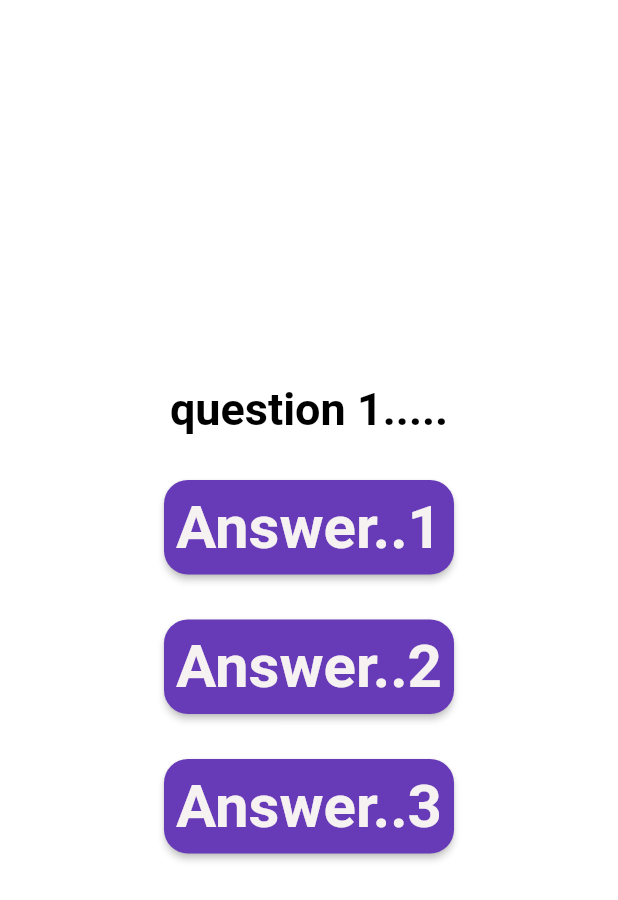
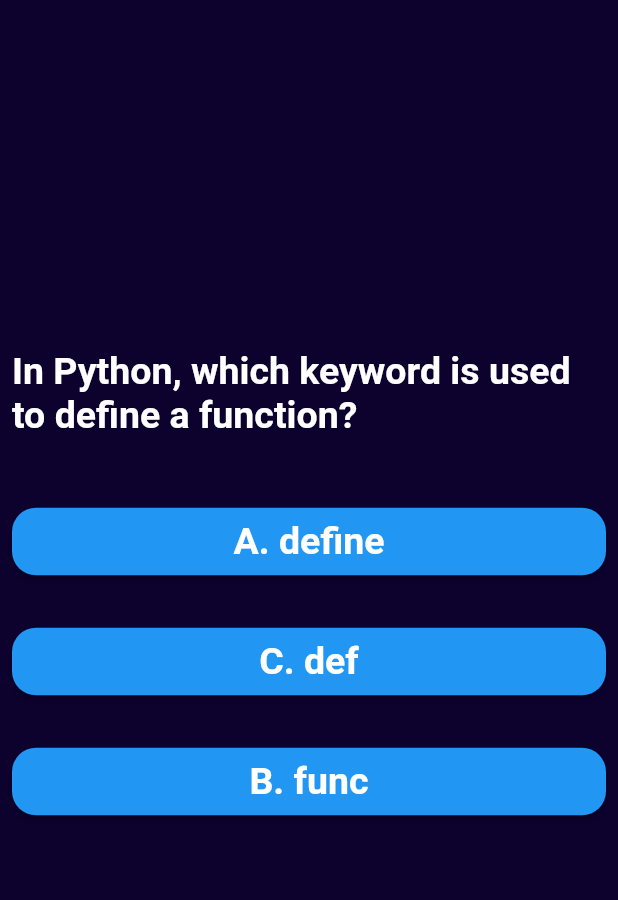
Before and after one commit to eljohnnyy/Quiz_App, a Flutter app: the screen it shows after launch, after a tap on "Start Quiz", on a phone screen of 412 x 824 dp. Shown: the top 900 px of the screen. Run offline on Flutter 3.47's test engine with Material 2 defaults, Android fonts, the phone set to English and light mode, and no system bars.

Commit message:
add shuffled answer

```diff
--- a/lib/data/question.dart
+++ b/lib/data/question.dart
@@ -1,6 +1,6 @@
 import '../models/quizquestion.dart';
 
-List<Question> question = const [
+const List<Question> question =  [
   Question(' What does HTML stand for?', [
     'A. Hyper Text Markup Language',
     'B. Hyperlink and Text Markup Language',
--- a/lib/models/quizquestion.dart
+++ b/lib/models/quizquestion.dart
@@ -4,4 +4,9 @@ class Question{
   final List<String>answers;
 
  const  Question(this.text, this.answers);
+ List<String>getshuffled(){
+  final shuffledlist=List.of(answers);
+  shuffledlist.shuffle();
+  return shuffledlist;
+ }
 }
--- a/lib/quiz.dart
+++ b/lib/quiz.dart
@@ -1,4 +1,5 @@
 import 'package:flutter/material.dart';
+import 'package:quizapp/data/question.dart';
 import 'package:quizapp/widget/custom_button.dart';
 
 class Quiz extends StatefulWidget {
@@ -9,42 +10,44 @@ class Quiz extends StatefulWidget {
 }
 
 class _QuizState extends State<Quiz> {
+  var currentquestion=question[2];
   @override
   Widget build(BuildContext context) {
-    return  Scaffold(
-      backgroundColor: Colors.white,
+    return Scaffold(
+      backgroundColor: const Color.fromARGB(255, 13, 1, 46),
       body: SizedBox(
         width: double.infinity,
-        child:  Column(
+        child: Padding(
+          padding: const EdgeInsets.all(8.0),
+          child: Column(
+
+            crossAxisAlignment: CrossAxisAlignment.stretch,
             mainAxisAlignment: MainAxisAlignment.center,
-
             children: [
-           const   Text(
-              'question 1.....',
-              style: TextStyle(
-                  fontSize: 30,
-                  color: Colors.black,
+              Text(
+                currentquestion.text,
+                style: const TextStyle(
+                    fontSize: 25,
+                    color: Colors.white,
                     fontWeight: FontWeight.bold),
               ),
-         const    SizedBox(
+              const SizedBox(
                 height: 30,
               ),
-            CustomButton(answer: 'Answer..1',onPressed: () {
+             ... currentquestion.getshuffled().map((e) {
+                return CustomButton(
+                  answer: e,
+                  onPressed: () {},
+                );
 
               },),
-           const  SizedBox(
+
+
+              const SizedBox(
                 height: 30,
               ),
-               CustomButton(answer: 'Answer..2',onPressed: () {
-
-             },),
-            const  SizedBox(
-              height: 30,
+            ],
           ),
-               CustomButton(answer: 'Answer..3',onPressed: () {
-
-              },),
-          ],
         ),
       ),
     );
--- a/lib/widget/custom_button.dart
+++ b/lib/widget/custom_button.dart
@@ -9,10 +9,12 @@ final String answer;
 final void Function()? onPressed;
   @override
   Widget build(BuildContext context) {
-    return ElevatedButton(
+    return Padding(
+      padding: const EdgeInsets.symmetric(vertical: 16),
+      child: ElevatedButton(
 
         style: ElevatedButton.styleFrom(
-        backgroundColor: Colors.deepPurple,
+          backgroundColor: Colors.blue,
           padding: const EdgeInsets.all(8),
             shape: RoundedRectangleBorder(
                 borderRadius: BorderRadius.circular(16))),
@@ -21,9 +23,10 @@ final void Function()? onPressed;
 
          answer ,
           style:const TextStyle(
-            fontSize: 40,
-            color: Color.fromARGB(255, 247, 242, 242),
+              fontSize: 25,
+              color: Colors.white,
               fontWeight: FontWeight.bold),
+        ),
       ),
     );
   }
```
Lines whose indentation alone changed are shown as unchanged.
